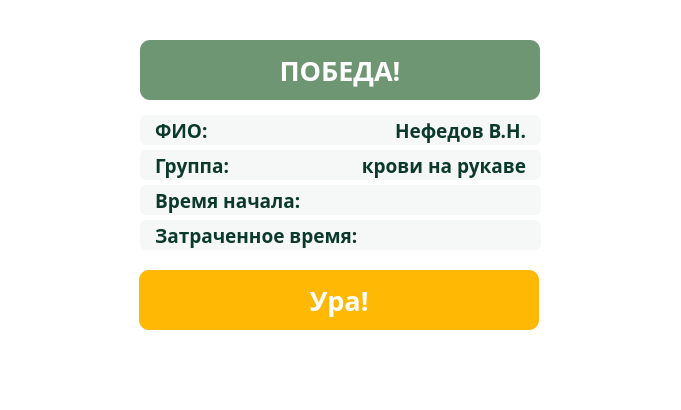
Old version of the form ui/SuccessWindow.ui in the repository den4ik2975/courseWork.
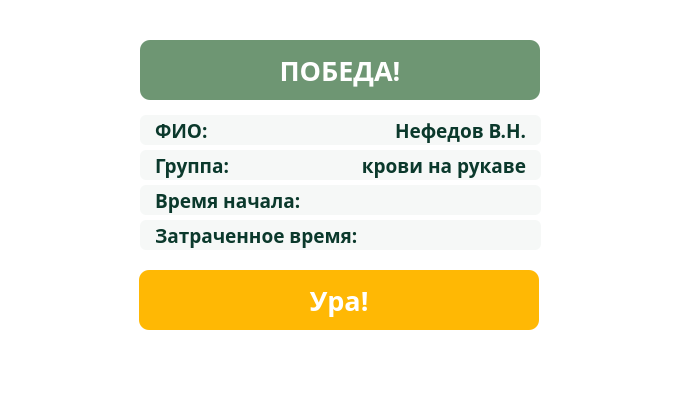
New version of the form. Icons and pictures are not drawn.

```diff
--- a/ui/SuccessWindow.ui
+++ b/ui/SuccessWindow.ui
@@ -9,10 +9,22 @@
    <rect>
     <x>0</x>
     <y>0</y>
-    <width>681</width>
+    <width>680</width>
     <height>410</height>
    </rect>
   </property>
+  <property name="minimumSize">
+   <size>
+    <width>680</width>
+    <height>410</height>
+   </size>
+  </property>
+  <property name="maximumSize">
+   <size>
+    <width>680</width>
+    <height>410</height>
+   </size>
+  </property>
   <property name="windowTitle">
    <string>Ура!</string>
   </property>
```
